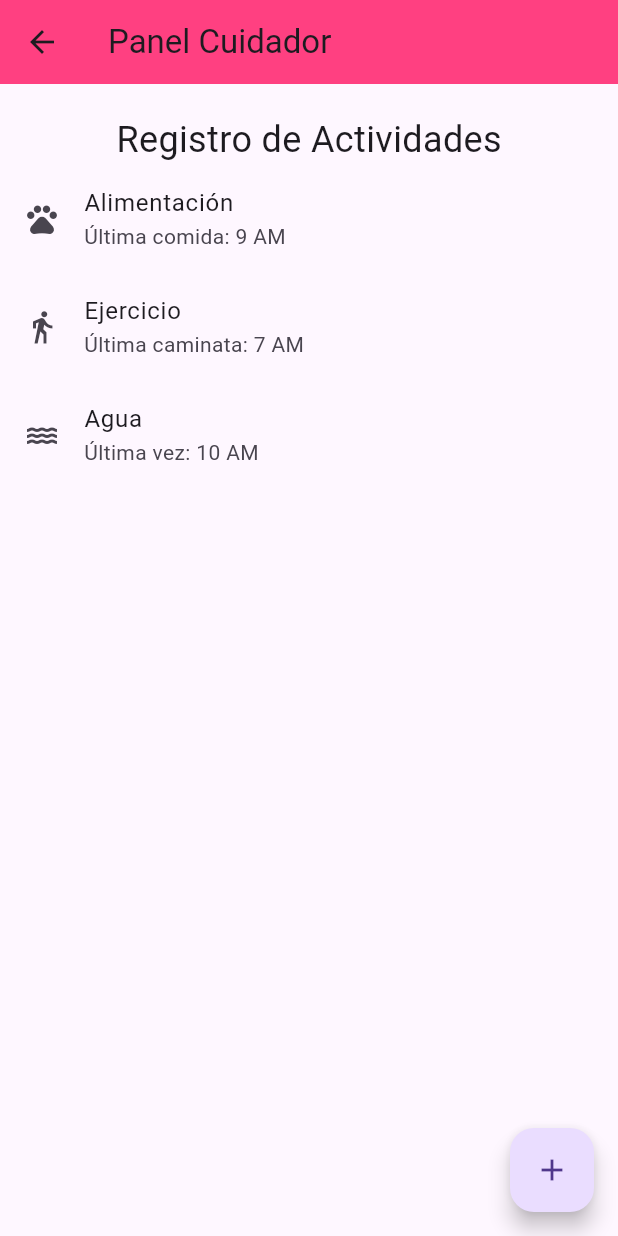
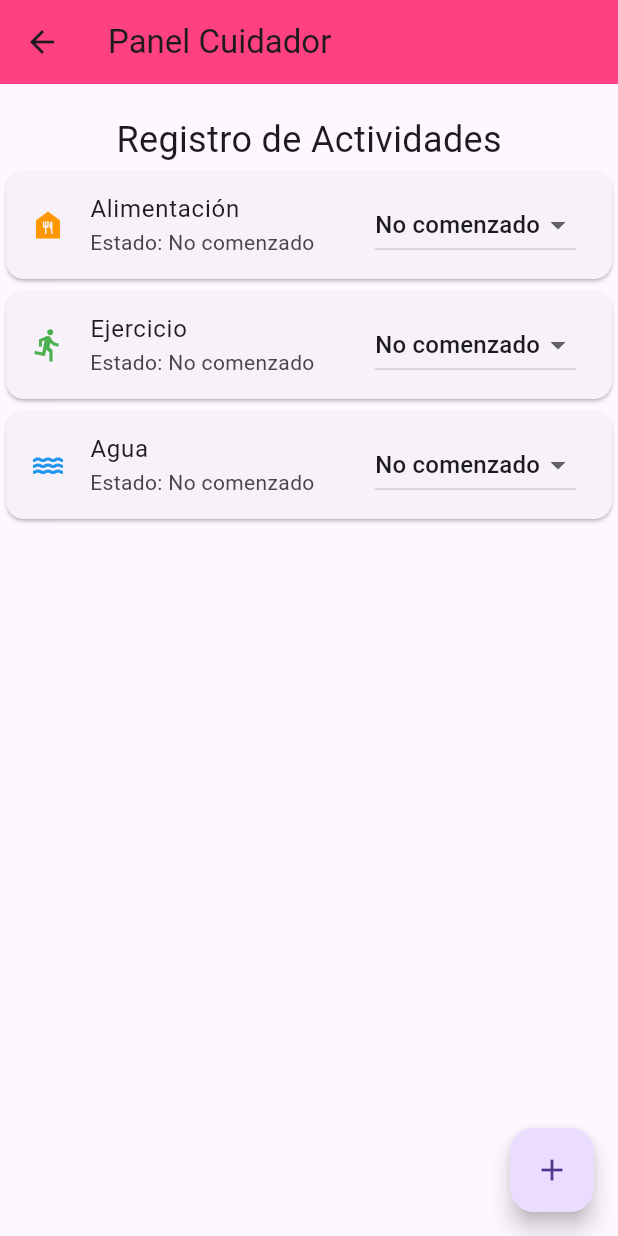
Before and after one commit to talicumivm/pet_care, a Flutter app: the CaretakerDashboard screen opened by its route, on a phone screen of 412 x 824 dp. Run offline on Flutter 3.47's test engine with Material 3 defaults, Android fonts, the phone set to English and light mode, and no system bars; our stand-ins replace table_calendar.

Commit message:
creacion y modificacion de cuidador_list

```diff
--- a/lib/caretakerdashboard.dart
+++ b/lib/caretakerdashboard.dart
@@ -1,6 +1,30 @@
 import 'package:flutter/material.dart';
 
-class CaretakerDashboard extends StatelessWidget {
+// Modelo de actividad de mascota
+class PetActivity {
+  String name;
+  String status;
+
+  PetActivity({required this.name, this.status = "No comenzado"});
+
+  void updateStatus(String newStatus) {
+    status = newStatus;
+  }
+}
+
+class CaretakerDashboard extends StatefulWidget {
+  @override
+  _CaretakerDashboardState createState() => _CaretakerDashboardState();
+}
+
+class _CaretakerDashboardState extends State<CaretakerDashboard> {
+  // Lista de actividades para las mascotas
+  List<PetActivity> activities = [
+    PetActivity(name: "Alimentación"),
+    PetActivity(name: "Ejercicio"),
+    PetActivity(name: "Agua"),
+  ];
+
   @override
   Widget build(BuildContext context) {
     return Scaffold(
@@ -12,29 +36,60 @@ class CaretakerDashboard extends StatelessWidget {
         children: [
           SizedBox(height: 20),
           Text("Registro de Actividades", style: TextStyle(fontSize: 24)),
-          ListTile(
-            leading: Icon(Icons.pets),
-            title: Text("Alimentación"),
-            subtitle: Text("Última comida: 9 AM"),
-          ),
-          ListTile(
-            leading: Icon(Icons.directions_walk),
-            title: Text("Ejercicio"),
-            subtitle: Text("Última caminata: 7 AM"),
-          ),
-          ListTile(
-            leading: Icon(Icons.water),
-            title: Text("Agua"),
-            subtitle: Text("Última vez: 10 AM"),
+          Expanded(
+            child: ListView.builder(
+              itemCount: activities.length,
+              itemBuilder: (context, index) {
+                final activity = activities[index];
+                return Card(
+                  child: ListTile(
+                    leading: _getIconForActivity(activity.name),
+                    title: Text(activity.name),
+                    subtitle: Text("Estado: ${activity.status}"),
+                    trailing: DropdownButton<String>(
+                      value: activity.status,
+                      items: ["No comenzado", "En proceso", "Terminado"]
+                          .map((String value) {
+                        return DropdownMenuItem<String>(
+                          value: value,
+                          child: Text(value),
+                        );
+                      }).toList(),
+                      onChanged: (newStatus) {
+                        setState(() {
+                          activity.updateStatus(newStatus!);
+                        });
+                      },
+                    ),
+                  ),
+                );
+              },
+            ),
           ),
         ],
       ),
       floatingActionButton: FloatingActionButton(
         onPressed: () {
           // Acción para agregar nueva actividad
+          setState(() {
+            activities.add(PetActivity(name: "Nueva Actividad"));
+          });
         },
         child: Icon(Icons.add),
       ),
     );
   }
+
+  Icon _getIconForActivity(String name) {
+    switch (name) {
+      case "Alimentación":
+        return Icon(Icons.food_bank, color: Colors.orange);
+      case "Ejercicio":
+        return Icon(Icons.directions_run, color: Colors.green);
+      case "Agua":
+        return Icon(Icons.water, color: Colors.blue);
+      default:
+        return Icon(Icons.help_outline, color: Colors.grey);
+    }
+  }
 }
--- a/lib/models/cuidador.dart
+++ b/lib/models/cuidador.dart
@@ -1,14 +1,16 @@
-// lib/models/pet.dart
+// lib/models/cuidador.dart
 class Cuidador {
   final String name;
   final String imagePath;
   final String type;
   final String servicios;
+  final double rating; // Nueva propiedad para la calificación
 
   Cuidador({
     required this.name,
     required this.imagePath,
     required this.type,
     required this.servicios,
+    this.rating = 0.0, // Valor por defecto de la calificación
   });
 }
--- /dev/null
+++ b/lib/models/pet_activity.dart
@@ -0,0 +1,13 @@
+class PetActivity {
+  String name;
+  String status; // "No comenzado", "En proceso", "Terminado"
+
+  PetActivity({
+    required this.name,
+    this.status = "No comenzado", // Estado inicial por defecto
+  });
+
+  void updateStatus(String newStatus) {
+    status = newStatus;
+  }
+}
```
Also changed, not shown: lib/admindashboard.dart (+11 -6 lines), lib/cuidador_list.dart (+27 -13 lines), lib/cuidador_profile.dart (+11 -1 lines), lib/models/user.dart (+14 -0 lines), lib/user_list.dart (+50 -2 lines), lib/user_profile.dart (added, +39 -0 lines).
